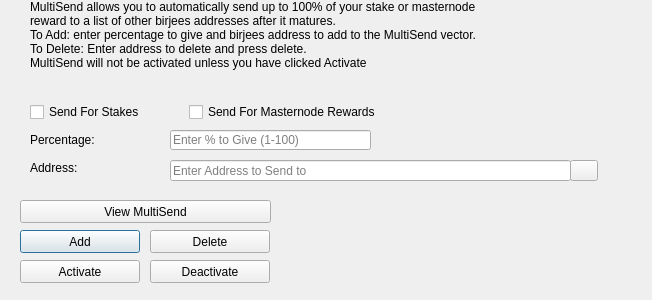
This is src/qt/forms/multisenddialog.ui in Micenas/rogaverse as Qt 5 draws it before an edit. The edited form follows.
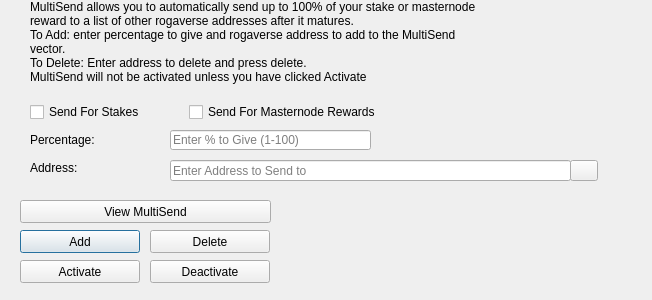
This is the edited form. Icons and pictures are not drawn.

The edit to the form file:
```diff
--- a/src/qt/forms/multisenddialog.ui
+++ b/src/qt/forms/multisenddialog.ui
@@ -61,8 +61,8 @@
     <number>1</number>
    </property>
    <property name="text">
-    <string>MultiSend allows you to automatically send up to 100% of your stake or masternode reward to a list of other birjees addresses after it matures.
-To Add: enter percentage to give and birjees address to add to the MultiSend vector.
+    <string>MultiSend allows you to automatically send up to 100% of your stake or masternode reward to a list of other rogaverse addresses after it matures.
+To Add: enter percentage to give and rogaverse address to add to the MultiSend vector.
 To Delete: Enter address to delete and press delete.
 MultiSend will not be activated unless you have clicked Activate</string>
    </property>
```
Left out of the diff: 4 changed lines with no effect on the pictures.
